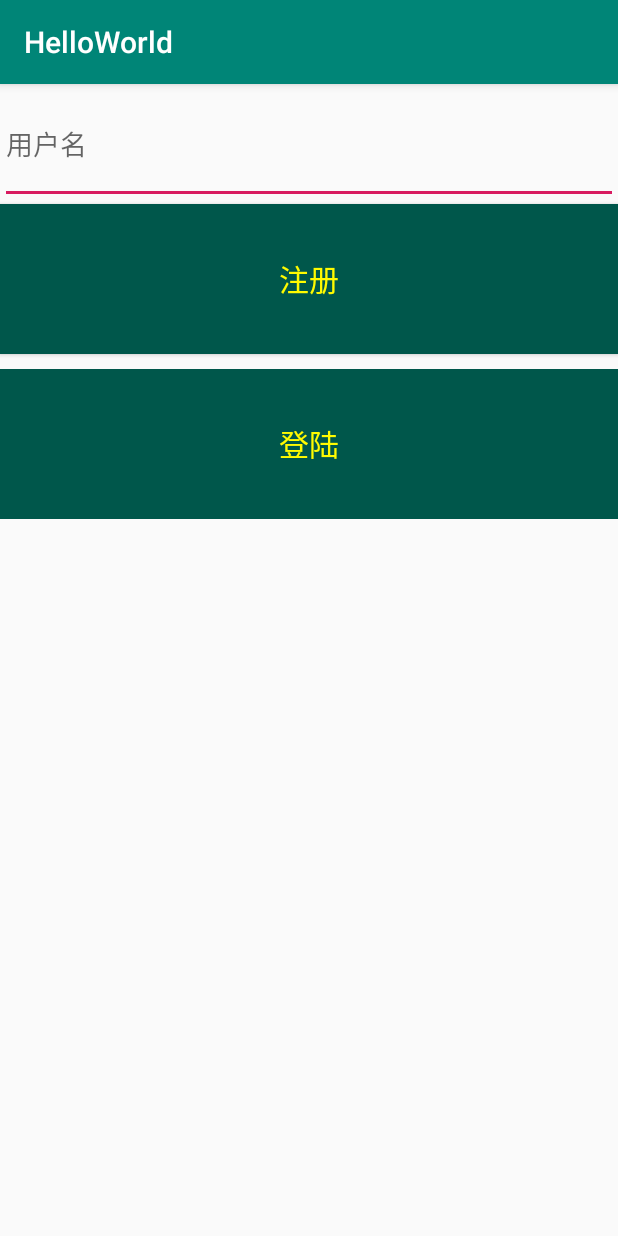
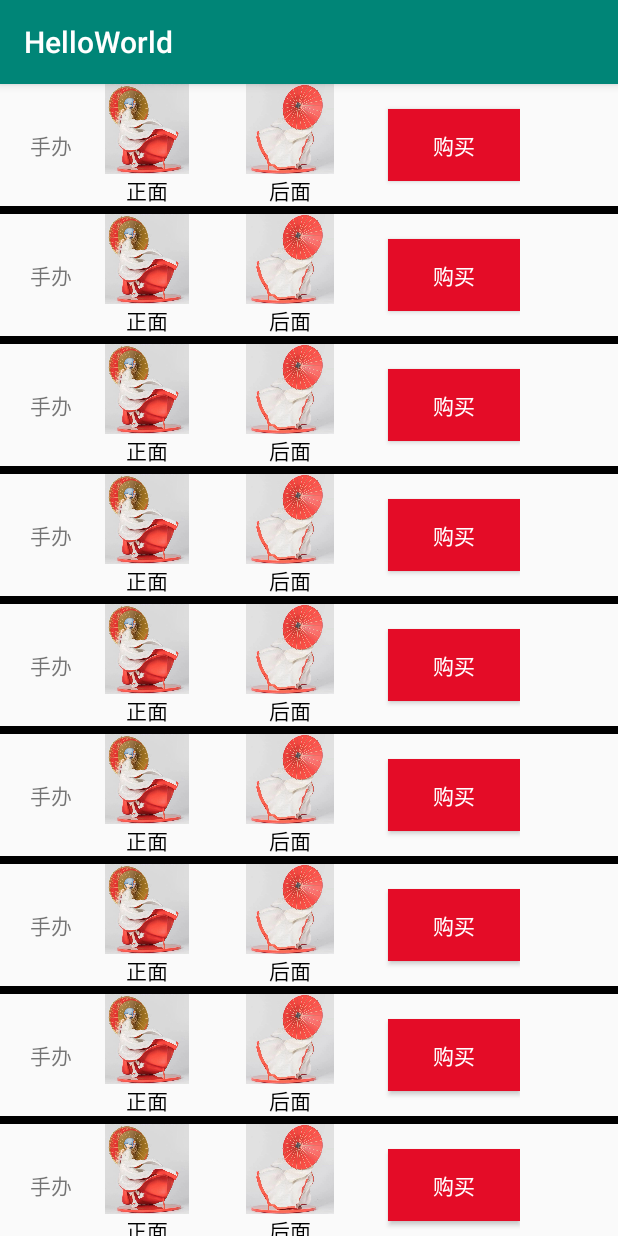
Before and after one commit to Stephc0211/HelloWorld, an Android app: the screen it shows after launch (LoginActivity before the commit, ListActivityHW after it), on a phone screen of 412 x 824 dp. Run offline under Robolectric (Android 15) with nearby library versions, the phone set to English and light mode, and no system bars.

Commit message:
ListViewHomework -3textView -2imageView -1button

```diff
--- a/app/src/main/AndroidManifest.xml
+++ b/app/src/main/AndroidManifest.xml
@@ -9,18 +9,25 @@
         android:roundIcon="@mipmap/ic_launcher_round"
         android:supportsRtl="true"
         android:theme="@style/AppTheme">
-        <activity android:name=".homework.FirstActivity"></activity>
+        <activity android:name=".homework.ListActivityHW">
+            <intent-filter>
+                <action android:name="android.intent.action.MAIN" />
+
+                <category android:name="android.intent.category.LAUNCHER" />
+            </intent-filter>
+        </activity>
+        <activity android:name=".homework.FirstActivity" />
         <activity android:name=".homework.SaveInstance" />
         <activity android:name=".Stephanie.Aug2hwActivity" />
         <activity android:name=".Stephanie.StephLayoutAndWidgetActivity" />
         <activity android:name=".MainActivity" />
         <activity android:name=".Owen.LoginActivity" />
         <activity android:name=".Stephanie.LoginActivity">
-            <intent-filter>
+            <!--intent-filter>
                 <action android:name="android.intent.action.MAIN" />
 
                 <category android:name="android.intent.category.LAUNCHER" />
-            </intent-filter>
+            <!- -</intent-filter>-->
         </activity>
     </application>
 
--- /dev/null
+++ b/app/src/main/java/com/example/helloworld/homework/ListActivityHW.java
@@ -0,0 +1,62 @@
+package com.example.helloworld.homework;
+
+import androidx.appcompat.app.AppCompatActivity;
+
+import android.os.Bundle;
+import android.view.View;
+import android.widget.AdapterView;
+import android.widget.ArrayAdapter;
+import android.widget.ListAdapter;
+import android.widget.ListView;
+import android.widget.Toast;
+
+import com.example.helloworld.R;
+import com.example.helloworld.homework.adapter.ListViewAdapterHW;
+import com.example.helloworld.homework.bean.Fruit;
+
+import java.util.ArrayList;
+import java.util.List;
+
+public class ListActivityHW extends AppCompatActivity {
+
+    private ListView hwLv;
+    //private ArrayAdapter<String> mArrayAdapter;
+    //private List<String> mStringList= new ArrayList<>();
+
+    private ListViewAdapterHW listViewAdapterHW;
+    private List<Fruit> mFruitList  = new ArrayList<>();
+
+    @Override
+    protected void onCreate(Bundle savedInstanceState) {
+        super.onCreate(savedInstanceState);
+        setContentView(R.layout.list_ac_hw);
+        hwLv = findViewById(R.id.hw_lv);
+
+        //for(int i=1; i<=10;i++){
+           // mStringList.add("手办 " + i);}
+
+        //mArrayAdapter = new ArrayAdapter<>(ListActivityHW.this,
+               // android.R.layout.simple_list_item_1,mStringList);
+        //hwLv.setAdapter(mArrayAdapter);
+
+        for(int i = 1; i<=20; i++){
+            Fruit fruit = new Fruit();
+            fruit.setFruitImageUrl(R.drawable.back1);
+            fruit.setFruitName("后面");
+            mFruitList.add(fruit);
+        }
+
+        listViewAdapterHW = new ListViewAdapterHW(ListActivityHW.this,R.layout.item_my_list_view,mFruitList);
+        hwLv.setAdapter(listViewAdapterHW);
+
+        hwLv.setOnItemClickListener(new AdapterView.OnItemClickListener() {
+            @Override
+            public void onItemClick(AdapterView<?> adapterView, View view, int i, long l) {
+                //Toast.makeText(ListActivityHW.this,"you click item"+ i +" "+mStringList.get(i),
+                        //Toast.LENGTH_SHORT).show();
+                Toast.makeText(ListActivityHW.this,"you click item" + i + " " + mFruitList.get(i),
+                        Toast.LENGTH_SHORT).show();
+            }
+        });
+    }
+}
--- /dev/null
+++ b/app/src/main/java/com/example/helloworld/homework/adapter/ListViewAdapterHW.java
@@ -0,0 +1,64 @@
+package com.example.helloworld.homework.adapter;
+
+import android.content.Context;
+import android.view.LayoutInflater;
+import android.view.View;
+import android.view.ViewGroup;
+import android.widget.ArrayAdapter;
+import android.widget.BaseAdapter;
+import android.widget.ImageView;
+import android.widget.TextView;
+
+import androidx.annotation.NonNull;
+
+import com.example.helloworld.R;
+import com.example.helloworld.homework.ListActivityHW;
+import com.example.helloworld.homework.bean.Fruit;
+
+import java.util.List;
+
+public class ListViewAdapterHW extends ArrayAdapter<Fruit> {
+
+    private Context mContext;
+    private int mResourceId;
+    private List<Fruit> mFruitList;
+
+    /**
+     * adapter
+     * @param context
+     * @param resource
+     * @param fruitList
+     */
+
+    public ListViewAdapterHW(Context context, int resource, List<Fruit>fruitList) {
+        super(context, resource,fruitList);
+        this.mContext = context;
+        this.mFruitList = fruitList;
+        this.mResourceId = resource;
+    }
+
+    @Override
+    public View getView(int position, View convertView, ViewGroup parent) {
+
+        View view = null;
+        view = LayoutInflater.from(mContext).inflate(mResourceId,parent,false);
+
+        ImageView mIvFruit = (ImageView)view.findViewById(R.id.iv_back);
+        TextView mTvFruit = (TextView) view.findViewById(R.id.tv_back);
+
+        mIvFruit.setImageResource(mFruitList.get(position).getFruitImageUrl());
+        mTvFruit.setText(mFruitList.get(position).getFruitName());
+
+        return view;
+    }
+
+    @Override
+    public int getCount(){
+        return mFruitList.isEmpty()? 0 : mFruitList.size();
+    }
+    @Override
+    public Fruit getItem(int position){
+
+        return mFruitList.isEmpty()? null : mFruitList.get(position);
+    }
+}
--- /dev/null
+++ b/app/src/main/java/com/example/helloworld/homework/bean/Fruit.java
@@ -0,0 +1,24 @@
+package com.example.helloworld.homework.bean;
+
+public class Fruit {
+
+    private String FruitName;
+
+    private int FruitImageUrl;
+
+    public String getFruitName() {
+        return FruitName;
+    }
+
+    public void setFruitName(String fruitName) {
+        FruitName = fruitName;
+    }
+
+    public int getFruitImageUrl() {
+        return FruitImageUrl;
+    }
+
+    public void setFruitImageUrl(int fruitImageUrl) {
+        FruitImageUrl = fruitImageUrl;
+    }
+}
--- /dev/null
+++ b/app/src/main/res/layout/item_my_list_view.xml
@@ -0,0 +1,64 @@
+<?xml version="1.0" encoding="utf-8"?>
+<LinearLayout
+    xmlns:android="http://schemas.android.com/apk/res/android"
+    android:orientation="horizontal"
+    android:layout_width="wrap_content"
+    android:layout_height="wrap_content">
+
+    <TextView
+        android:id="@+id/tv_name"
+        android:layout_width="wrap_content"
+        android:layout_height="wrap_content"
+        android:text="@string/item_name"
+        android:layout_gravity="center"
+        android:layout_marginLeft="20dp"/>
+
+    <LinearLayout
+        android:layout_marginLeft="20dp"
+        android:layout_width="match_parent"
+        android:layout_height="wrap_content"
+        android:orientation="vertical">
+        <ImageView
+            android:id="@+id/iv_front"
+            android:layout_width="60dp"
+            android:layout_height="60dp"
+            android:src="@drawable/front1" />
+        <TextView
+            android:id="@+id/tv_front"
+            android:layout_width="wrap_content"
+            android:layout_height="wrap_content"
+            android:text="@string/front"
+            android:textColor="@color/color_btn_bg_black"
+            android:layout_gravity="center"/>
+    </LinearLayout>
+
+    <LinearLayout
+        android:layout_marginLeft="35dp"
+        android:layout_width="match_parent"
+        android:layout_height="wrap_content"
+        android:orientation="vertical">
+        <ImageView
+            android:id="@+id/iv_back"
+            android:layout_width="60dp"
+            android:layout_height="60dp"
+            android:src="@drawable/back1" />
+        <TextView
+            android:id="@+id/tv_back"
+            android:layout_width="wrap_content"
+            android:layout_height="wrap_content"
+            android:text="@string/back"
+            android:textColor="@color/color_btn_bg_black"
+            android:layout_gravity="center"/>
+    </LinearLayout>
+
+    <Button
+        android:layout_marginLeft="35dp"
+        android:layout_width="wrap_content"
+        android:layout_height="wrap_content"
+        android:text="@string/purchase"
+        android:textColor="@color/color_btn_bg_white"
+        android:background="@color/color_bg_red"
+        android:layout_gravity="center"/>
+
+
+</LinearLayout>
--- /dev/null
+++ b/app/src/main/res/layout/list_ac_hw.xml
@@ -0,0 +1,20 @@
+<?xml version="1.0" encoding="utf-8"?>
+<LinearLayout
+    xmlns:android="http://schemas.android.com/apk/res/android"
+    xmlns:app="http://schemas.android.com/apk/res-auto"
+    xmlns:tools="http://schemas.android.com/tools"
+    android:layout_width="match_parent"
+    android:layout_height="match_parent"
+    tools:context=".homework.ListActivityHW">
+
+    <ListView
+        android:id="@+id/hw_lv"
+        android:layout_width="match_parent"
+        android:layout_height="wrap_content"
+        android:divider="@color/color_btn_bg_black"
+        android:dividerHeight="5dp"
+        >
+
+    </ListView>
+
+</LinearLayout>
--- a/app/src/main/res/values/colors.xml
+++ b/app/src/main/res/values/colors.xml
@@ -14,7 +14,7 @@
     <color name="color_bg_grey">#FF504F4F</color>
     <color name="color_purple1">#FFE1AAF0</color>
     <color name="color_blue1">#081253</color>
-    <color name="color_bg_red">#9B0805</color>
+    <color name="color_bg_red">#E40C27</color>
 
 
 
--- a/app/src/main/res/values/strings.xml
+++ b/app/src/main/res/values/strings.xml
@@ -18,4 +18,8 @@
     <string name="news">新闻内容省略</string>
     <string name="news_picture">新闻图片</string>
     <string name="news_news">新闻资讯</string>
+    <string name="purchase">购买</string>
+    <string name="front">正面</string>
+    <string name="back">背面</string>
+    <string name="item_name">手办</string>
 </resources>
```
Also changed, not shown: app/src/main/res/drawable/back1.jpg (added), app/src/main/res/drawable/front1.jpg (added).
